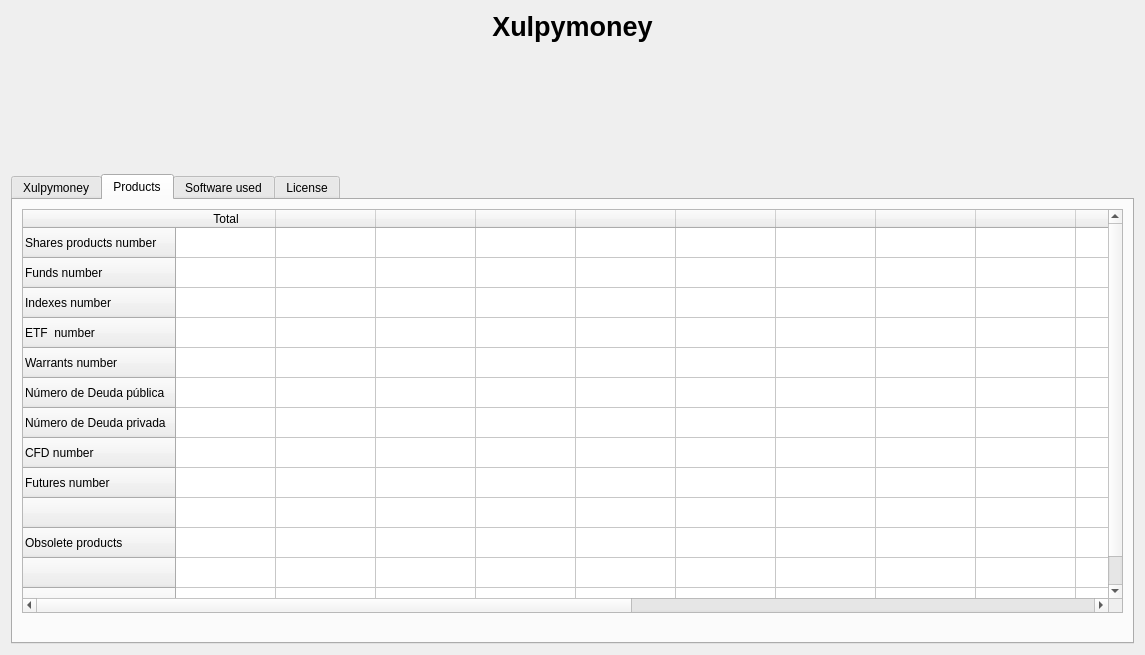
turulomio/caloriestracker, file caloriestracker/ui/frmAbout.ui: the form before one commit.
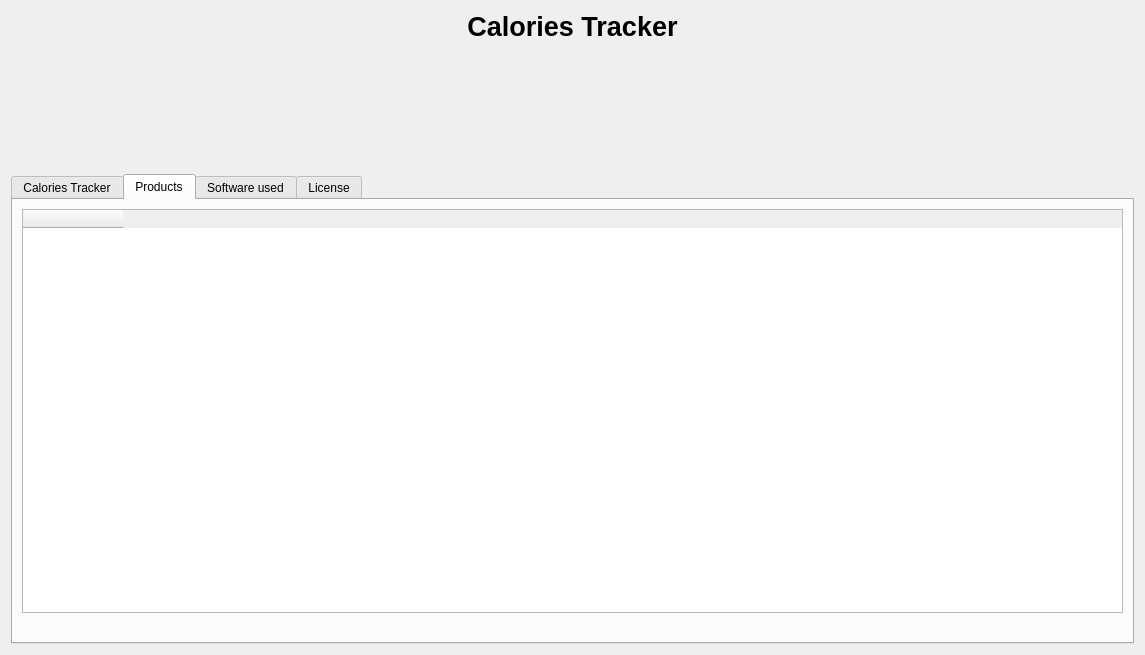
The form after the commit. The open tabs and pages were chosen to show the change. Icons and pictures are not drawn. Custom widgets are drawn as their Qt base class.

Commit message: Created CompaniesAndProducts class. About dialog is working. Fixes #2

What changed in the file:
```diff
--- a/caloriestracker/ui/frmAbout.ui
+++ b/caloriestracker/ui/frmAbout.ui
@@ -30,7 +30,7 @@
         </font>
        </property>
        <property name="text">
-        <string>Xulpymoney</string>
+        <string>Calories Tracker</string>
        </property>
        <property name="scaledContents">
         <bool>false</bool>
@@ -118,7 +118,7 @@
        </property>
        <widget class="QWidget" name="tabGLParchis">
         <attribute name="title">
-         <string>Xulpymoney</string>
+         <string>Calories Tracker</string>
         </attribute>
         <layout class="QHBoxLayout">
          <item>
@@ -139,146 +139,6 @@
           <layout class="QVBoxLayout" name="verticalLayout_4">
            <item>
             <widget class="myQTableWidget" name="tblStatistics">
-             <row>
-              <property name="text">
-               <string>Shares products number</string>
-              </property>
-             </row>
-             <row>
-              <property name="text">
-               <string>Funds number</string>
-              </property>
-             </row>
-             <row>
-              <property name="text">
-               <string>Indexes number</string>
-              </property>
-             </row>
-             <row>
-              <property name="text">
-               <string>ETF  number</string>
-              </property>
-             </row>
-             <row>
-              <property name="text">
-               <string>Warrants number</string>
-              </property>
-             </row>
-             <row>
-              <property name="text">
-               <string>Número de Deuda pública</string>
-              </property>
-             </row>
-             <row>
-              <property name="text">
-               <string>Número de Deuda privada</string>
-              </property>
-             </row>
-             <row>
-              <property name="text">
-               <string>CFD number</string>
-              </property>
-             </row>
-             <row>
-              <property name="text">
-               <string>Futures number</string>
-              </property>
-             </row>
-             <row>
-              <property name="text">
-               <string/>
-              </property>
-             </row>
-             <row>
-              <property name="text">
-               <string>Obsolete products</string>
-              </property>
-             </row>
-             <row>
-              <property name="text">
-               <string/>
-              </property>
-             </row>
-             <row>
-              <property name="text">
-               <string>Effective products</string>
-              </property>
-             </row>
-             <column>
-              <property name="text">
-               <string>Total</string>
-              </property>
-             </column>
-             <column>
-              <property name="text">
-               <string/>
-              </property>
-             </column>
-             <column>
-              <property name="text">
-               <string/>
-              </property>
-             </column>
-             <column>
-              <property name="text">
-               <string/>
-              </property>
-             </column>
-             <column>
-              <property name="text">
-               <string/>
-              </property>
-             </column>
-             <column>
-              <property name="text">
-               <string/>
-              </property>
-             </column>
-             <column>
-              <property name="text">
-               <string/>
-              </property>
-             </column>
-             <column>
-              <property name="text">
-               <string/>
-              </property>
-             </column>
-             <column>
-              <property name="text">
-               <string/>
-              </property>
-             </column>
-             <column>
-              <property name="text">
-               <string/>
-              </property>
-             </column>
-             <column>
-              <property name="text">
-               <string/>
-              </property>
-             </column>
-             <column>
-              <property name="text">
-               <string/>
-              </property>
-             </column>
-             <column>
-              <property name="text">
-               <string/>
-              </property>
-             </column>
-             <column>
-              <property name="text">
-               <string/>
-              </property>
-             </column>
-             <column>
-              <property name="text">
-               <string/>
-              </property>
-             </column>
              <column>
               <property name="text">
                <string/>
```
Left out of the diff: 4 changed lines with no effect on the pictures. The commit also changes 5 other files.
